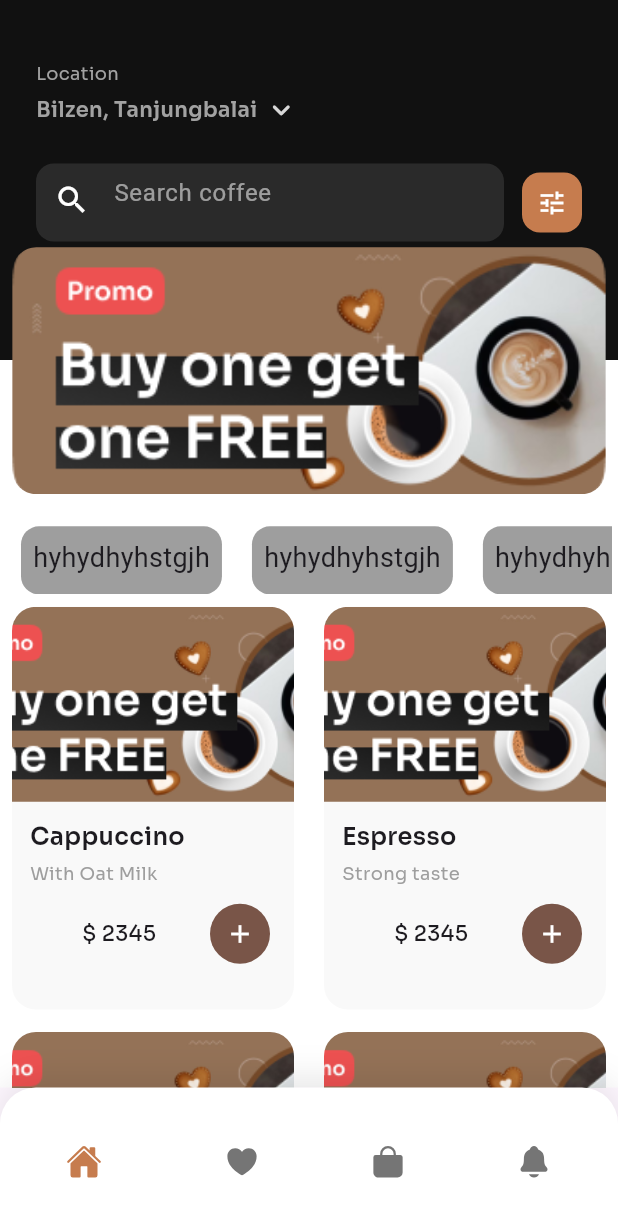
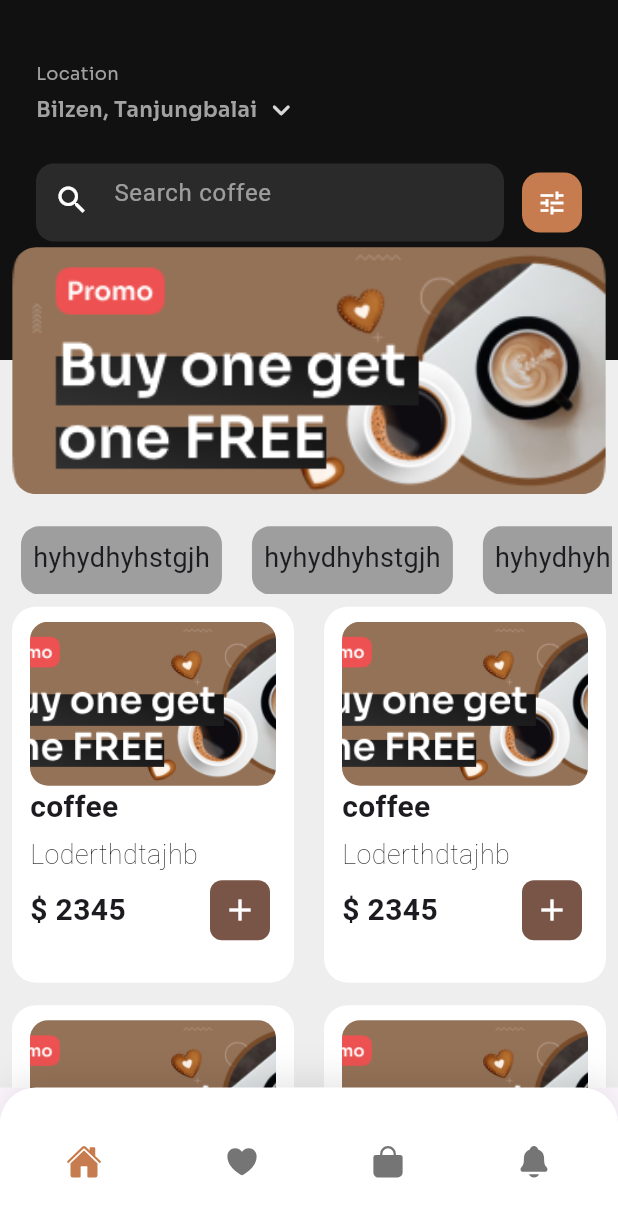
Before and after one commit to reemmohmed/Coffee, a Flutter app: the screen it shows after launch, after a tap on "Get Started", on a phone screen of 412 x 824 dp. Shown: the top 1217 px of the screen. Run offline on Flutter 3.47's test engine with Material 3 defaults, Android fonts, the phone set to English and light mode, and no system bars; drawn by our look-alikes of google_nav_bar; our stand-ins replace bloc, flutter_bloc, flutter_map, google_fonts, ionicons, latlong2.

Commit message:
refactor HomeView

```diff
--- /dev/null
+++ b/devtools_options.yaml
@@ -0,0 +1,3 @@
+description: This file stores settings for Dart & Flutter DevTools.
+documentation: https://docs.flutter.dev/tools/devtools/extensions#configure-extension-enablement-states
+extensions:
--- a/lib/Featuers/home/presentation/view/home_view.dart
+++ b/lib/Featuers/home/presentation/view/home_view.dart
@@ -12,7 +12,7 @@ class HomeView extends StatelessWidget {
     final size = MediaQuery.of(context).size;
 
     return Scaffold(
-      backgroundColor: Colors.white,
+      backgroundColor: Colors.grey[200],
       body: SingleChildScrollView(
         child: Column(
           children: [
--- /dev/null
+++ b/lib/Featuers/home/presentation/view/widget/custom_catogery.dart
@@ -0,0 +1,61 @@
+import 'package:coffee_app/core/app_Image/image_app.dart';
+import 'package:coffee_app/core/widgets/subtitel_text_widget.dart';
+import 'package:coffee_app/core/widgets/titel_text_widget.dart';
+import 'package:flutter/material.dart';
+
+class CustomCatogery extends StatelessWidget {
+  const CustomCatogery({super.key});
+
+  @override
+  Widget build(BuildContext context) {
+    final size = MediaQuery.of(context).size;
+    return Container(
+      // height: size.height * .8,
+      alignment: Alignment.center,
+      decoration: BoxDecoration(
+        // border: Border.all(color: Colors.grey, width: 2),
+        color: Colors.white,
+        borderRadius: BorderRadius.circular(16),
+      ),
+      child: Padding(
+        padding: const EdgeInsets.symmetric(horizontal: 12, vertical: 10),
+        child: Column(
+          crossAxisAlignment: CrossAxisAlignment.start,
+          mainAxisAlignment: MainAxisAlignment.start,
+          children: [
+            ClipRRect(
+              borderRadius: BorderRadius.circular(12),
+              child: AspectRatio(
+                aspectRatio: 3 / 2, //with to hight
+                child: Image.asset(ImageApp.banner, fit: BoxFit.cover),
+              ),
+            ),
+            TitelTextWidget(text: "coffee"),
+            const SizedBox(height: 4),
+            SubtitelTextWidget(
+              text: "Loderthdtajhb",
+              fontWeight: FontWeight.w200,
+              color: Colors.black,
+            ),
+            Row(
+              mainAxisAlignment: MainAxisAlignment.spaceBetween,
+              children: [
+                TitelTextWidget(text: r"$ 2345"),
+                IconButton(
+                  style: IconButton.styleFrom(
+                    backgroundColor: Colors.brown,
+                    shape: RoundedRectangleBorder(
+                      borderRadius: BorderRadius.circular(8),
+                    ),
+                  ),
+                  onPressed: () {},
+                  icon: Icon(Icons.add, color: Colors.white),
+                ),
+              ],
+            ),
+          ],
+        ),
+      ),
+    );
+  }
+}
--- a/lib/Featuers/home/presentation/view/widget/custom_grid-view.dart
+++ b/lib/Featuers/home/presentation/view/widget/custom_grid-view.dart
@@ -1,5 +1,5 @@
-import 'package:coffee_app/Featuers/home/presentation/view/widget/product_item.dart';
-import 'package:coffee_app/core/app_Image/image_app.dart';
+import 'package:coffee_app/Featuers/home/presentation/view/widget/custom_catogery.dart';
+
 import 'package:flutter/material.dart';
 
 class CustomGridView extends StatelessWidget {
@@ -7,44 +7,19 @@ class CustomGridView extends StatelessWidget {
 
   @override
   Widget build(BuildContext context) {
+    final List<String> items = List.generate(
+      20,
+      (index) => 'Item ${index + 1}',
+    );
     return GridView.count(
       shrinkWrap: true,
       physics: const NeverScrollableScrollPhysics(),
       crossAxisCount: 2,
       mainAxisSpacing: 15,
       crossAxisSpacing: 20,
-      childAspectRatio: 0.7,
 
-      children: const [
-        ProductItem(
-          image: ImageApp.banner,
-          name: "Cappuccino",
-          description: "With Oat Milk",
-          price: "4.20",
-          rating: "4.5",
-        ),
-        ProductItem(
-          image: ImageApp.banner,
-          name: "Espresso",
-          description: "Strong taste",
-          price: "3.50",
-          rating: "4.7",
-        ),
-        ProductItem(
-          image: ImageApp.banner,
-          name: "Latte",
-          description: "With Almond Milk",
-          price: "4.00",
-          rating: "4.8",
-        ),
-        ProductItem(
-          image: ImageApp.banner,
-          name: "Flat White",
-          description: "Smooth taste",
-          price: "3.80",
-          rating: "4.6",
-        ),
-      ],
+      childAspectRatio: 0.75,
+      children: List.generate(items.length, (index) => CustomCatogery()),
     );
   }
 }
--- a/lib/Featuers/home/presentation/view/widget/product_item.dart
+++ /dev/null
@@ -1,116 +0,0 @@
-// Widget الكارت الخاص بالمنتج (عملناه Extract)
-import 'package:coffee_app/Featuers/home/presentation/view/detals_view.dart';
-import 'package:coffee_app/core/app_color.dart';
-import 'package:flutter/material.dart';
-import 'package:google_fonts/google_fonts.dart';
-
-class ProductItem extends StatelessWidget {
-  final String image;
-  final String name;
-  final String description;
-  final String price;
-  final String rating;
-
-  const ProductItem({
-    super.key,
-    required this.image,
-    required this.name,
-    required this.description,
-    required this.price,
-    required this.rating,
-  });
-
-  @override
-  Widget build(BuildContext context) {
-    return GestureDetector(
-      onTap: () {
-        Navigator.push(
-          context,
-          MaterialPageRoute(
-            builder: (context) {
-              return DetalsView();
-            },
-          ),
-        );
-      },
-      child: Container(
-        decoration: BoxDecoration(
-          color: const Color(0xffF9F9F9),
-          borderRadius: BorderRadius.circular(16),
-        ),
-        child: Column(
-          crossAxisAlignment: CrossAxisAlignment.start,
-          children: [
-            // صورة المنتج
-            Container(
-              height: 130,
-              decoration: BoxDecoration(
-                borderRadius: const BorderRadius.vertical(
-                  top: Radius.circular(16),
-                ),
-                image: DecorationImage(
-                  image: AssetImage(image),
-                  fit: BoxFit.cover,
-                ),
-              ),
-            ),
-            Padding(
-              padding: const EdgeInsets.all(12),
-              child: Column(
-                crossAxisAlignment: CrossAxisAlignment.start,
-                children: [
-                  Text(
-                    name,
-                    style: GoogleFonts.sora(
-                      fontSize: 16,
-                      fontWeight: FontWeight.w600,
-                    ),
-                  ),
-                  const SizedBox(height: 4),
-                  Text(
-                    description,
-                    style: GoogleFonts.sora(fontSize: 12, color: Colors.grey),
-                  ),
-                  const SizedBox(height: 8),
-                  Row(
-                    mainAxisAlignment: MainAxisAlignment.spaceBetween,
-                    children: [
-                      const SizedBox(width: 4),
-                      Padding(
-                        padding: const EdgeInsets.symmetric(horizontal: 10),
-                        child: Text(
-                          r"$ 2345",
-                          style: GoogleFonts.sora(
-                            fontSize: 14,
-                            fontWeight: FontWeight.w500,
-                          ),
-                        ),
-                      ),
-
-                      Padding(
-                        padding: const EdgeInsets.only(left: 1),
-                        child: IconButton(
-                          style: IconButton.styleFrom(
-                            backgroundColor: Colors.brown,
-                          ),
-
-                          onPressed: () {},
-                          icon: Icon(
-                            Icons.add,
-                            size: 20,
-
-                            color: AppColors.textLight,
-                          ),
-                        ),
-                      ),
-                    ],
-                  ),
-                ],
-              ),
-            ),
-          ],
-        ),
-      ),
-    );
-  }
-}
```
